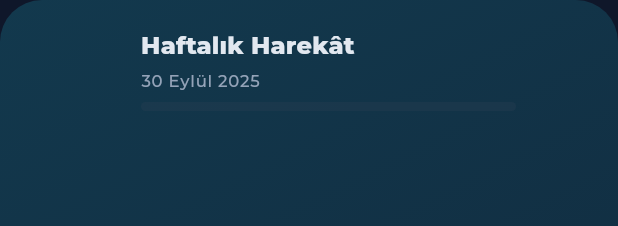
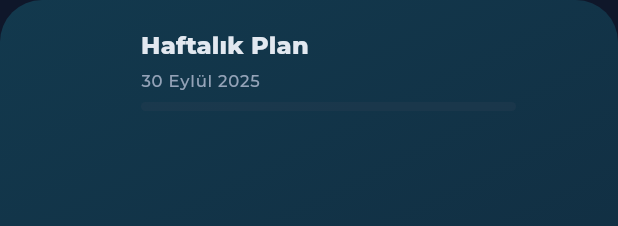
Before and after one commit to bakituncher/bilgee, a Flutter app: the _HeaderBar widget shown alone on an empty page, opened directly with empty values, on a phone screen of 412 x 824 dp. Shown: the top 226 px of the screen. Run offline on Flutter 3.47's test engine with Material 3 defaults, Android fonts, the phone set to English and light mode, and no system bars; our stand-ins replace cached_network_image, cloud_firestore, cloud_functions, confetti, cross_file, equatable and 18 more; missing offline and left inert: firebase_app_check, flutter_math_fork, markdown; accounts and stored records are empty; generated files the repository leaves out were written again; network calls fail.

Commit message:
isim değişiklikleri 2

```diff
--- a/lib/features/home/screens/weekly_plan_screen.dart
+++ b/lib/features/home/screens/weekly_plan_screen.dart
@@ -367,7 +367,7 @@ class WeeklyOverviewCard extends ConsumerWidget {
                 crossAxisAlignment: CrossAxisAlignment.start,
                 mainAxisSize: MainAxisSize.min,
                 children: [
-                  Text('Haftalık Harekât', style: Theme.of(context).textTheme.titleSmall?.copyWith(fontWeight: FontWeight.w700)),
+                  Text('Haftalık Plan', style: Theme.of(context).textTheme.titleSmall?.copyWith(fontWeight: FontWeight.w700)),
                   const SizedBox(height: 2),
                   Text(weekRange, style: Theme.of(context).textTheme.labelSmall?.copyWith(color: AppTheme.secondaryTextColor)),
                   const SizedBox(height: 6),
--- a/lib/features/home/widgets/dashboard_cards/weekly_plan_card.dart
+++ b/lib/features/home/widgets/dashboard_cards/weekly_plan_card.dart
@@ -157,7 +157,7 @@ class _HeaderBar extends ConsumerWidget {
         ]),
         const SizedBox(width:16),
         Expanded(child: Column(crossAxisAlignment: CrossAxisAlignment.start, children:[
-          Text('Haftalık Harekât', style: Theme.of(context).textTheme.titleMedium?.copyWith(fontWeight: FontWeight.w800)),
+          Text('Haftalık Plan', style: Theme.of(context).textTheme.titleMedium?.copyWith(fontWeight: FontWeight.w800)),
           const SizedBox(height:4),
           Text(DateFormat.yMMMMd('tr').format(dateForTab), style: Theme.of(context).textTheme.labelSmall?.copyWith(color: AppTheme.secondaryTextColor)),
           const SizedBox(height:6),
```
Also changed, not shown: 3 other files.
